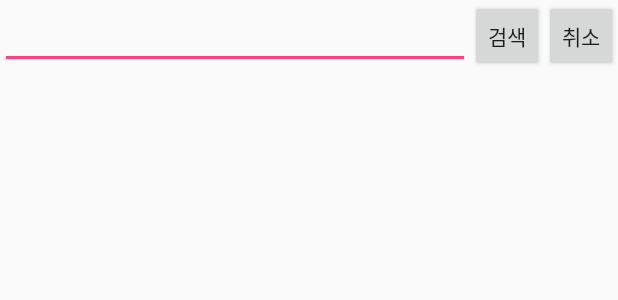
After one commit to lhu114/SafeBike, an Android app: the layout menu_navigation_layout.xml on its own in the app's theme, with its tools: preview values and no code run, on a phone screen of 412 x 824 dp. The commit adds this screen. Shown: the top 300 px of the screen. Run offline under Robolectric (Android 15) with nearby library versions, the phone set to English and light mode, and no system bars.

Commit message:
[형욱 - 2015/10/29] 추가 : 삭제 : 수정 : NavigationFragment, MainActivity, MainFragment 코멘트 : 메뉴에서 프래그먼트 이동까지 완료(네비게이션 거쳤을 때 처리 과정 진행 중) - 점심 먹기 전

```diff
--- a/app/src/main/res/layout/activity_main.xml
+++ b/app/src/main/res/layout/activity_main.xml
@@ -11,6 +11,6 @@
     <android.support.design.widget.NavigationView android:id="@+id/nav_view"
         android:layout_width="wrap_content" android:layout_height="match_parent"
         android:layout_gravity="start" android:fitsSystemWindows="true"
-        app:headerLayout="@layout/nav_header_main" app:menu="@menu/activity_main_drawer" />
+        app:headerLayout="@layout/nav_header_main" app:menu="@menu/menu_main_drawer" />
 
 </android.support.v4.widget.DrawerLayout>
--- /dev/null
+++ b/app/src/main/res/layout/menu_navigation_layout.xml
@@ -0,0 +1,29 @@
+<?xml version="1.0" encoding="utf-8"?>
+<LinearLayout xmlns:android="http://schemas.android.com/apk/res/android"
+    android:orientation="horizontal" android:layout_width="match_parent"
+    android:layout_height="match_parent">
+
+    <EditText
+        android:layout_width="wrap_content"
+        android:layout_height="wrap_content"
+        android:id="@+id/edit_keyword"
+        android:layout_weight="1"
+        android:text="@string/edit_keyword"
+        android:minWidth="300dp"/>
+
+    <Button
+        style="?android:attr/buttonStyleSmall"
+        android:layout_width="wrap_content"
+        android:layout_height="wrap_content"
+        android:text="@string/btn_menu_search"
+        android:id="@+id/btn_menu_search"
+         />
+
+    <Button
+        style="?android:attr/buttonStyleSmall"
+        android:layout_width="wrap_content"
+        android:layout_height="wrap_content"
+        android:text="@string/btn_menu_cancel"
+        android:id="@+id/btn_menu_cancel"
+      />
+</LinearLayout>
--- a/app/src/main/res/values/strings.xml
+++ b/app/src/main/res/values/strings.xml
@@ -17,4 +17,7 @@
     <string name="nav_exercise_report">기록</string>
     <string name="nav_friend">친구</string>
     <string name="nav_setting">설정</string>
+    <string name="btn_menu_search">검색</string>
+    <string name="btn_menu_cancel">취소</string>
+    <string name="edit_keyword" />
 </resources>
```
Also changed, not shown: app/src/main/java/com/safering/safebike/MainActivity.java (+23 -22 lines), app/src/main/java/com/safering/safebike/navigation/NavigationFragment.java (+78 -1 lines), app/src/main/java/com/safering/safebike/navigation/POI.java (added, +18 -0 lines), app/src/main/java/com/safering/safebike/navigation/POIs.java (added, +11 -0 lines), app/src/main/java/com/safering/safebike/navigation/SearchPOIInfo.java (added, +11 -0 lines), app/src/main/java/com/safering/safebike/navigation/SearchPOIInfoResult.java (added, +8 -0 lines), app/src/main/java/com/safering/safebike/navigation/SearchResultAdapter.java (added, +7 -0 lines), app/src/main/java/com/safering/safebike/navigation/SearchResultItem.java (added, +7 -0 lines), app/src/main/java/com/safering/safebike/navigation/SearchResultItemView.java (added, +7 -0 lines), app/src/main/res/menu/menu_navigation.xml (added, +10 -0 lines), app/src/main/res/menu/menu_main_drawer.xml (renamed from app/src/main/res/menu/activity_main_drawer.xml).
